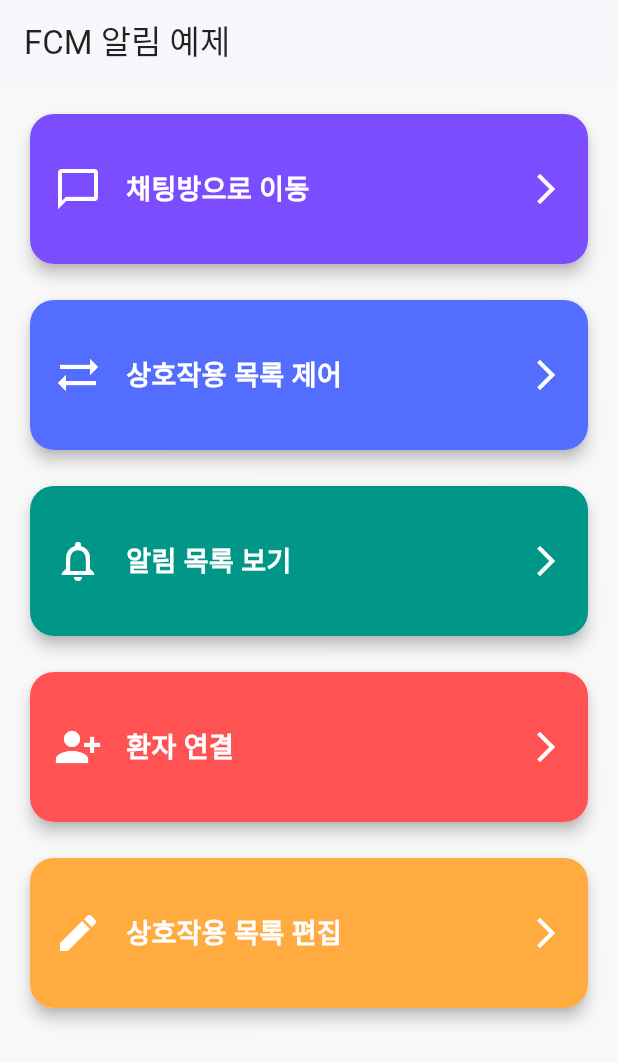
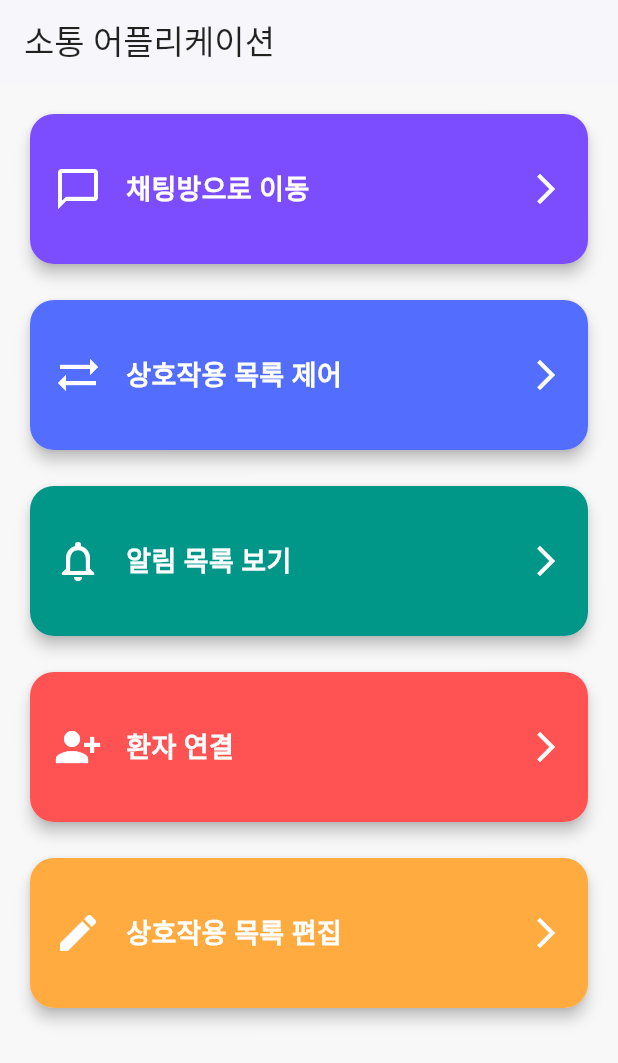
Before and after one commit to ATOSCD/MobileApp, a Flutter app: the screen it shows after launch, on a phone screen of 412 x 824 dp. Shown: the top 1063 px of the screen. Run offline on Flutter 3.47's test engine with Material 3 defaults, Android fonts, the phone set to English and light mode, and no system bars; our stand-ins replace dio, firebase_core, firebase_messaging, flutter_local_notifications, vibration; accounts and stored records are empty; network calls fail.

Commit message:
긴급호출 진동 추가

```diff
--- a/armobile/lib/main.dart
+++ b/armobile/lib/main.dart
@@ -10,6 +10,7 @@
 import 'server.dart';
 import 'user_id.dart';
 import 'edit_category.dart';
+import 'package:vibration/vibration.dart';
 
 // 로컬 알림 플러그인 인스턴스
 final FlutterLocalNotificationsPlugin flutterLocalNotificationsPlugin =
@@ -39,7 +40,7 @@
   Widget build(BuildContext context) {
     return MaterialApp(
       debugShowCheckedModeBanner: false,
-      title: 'FCM 알림 예제',
+      title: '소통 어플리케이션',
       theme: ThemeData(
         primarySwatch: Colors.blue,
         useMaterial3: true
@@ -136,6 +137,10 @@
     AndroidNotification? android = message.notification?.android;
 
     if (notification != null && android != null) {
+      // 제목이 "⚠️⚠️⚠️"인 경우에만 진동
+      if (notification.title == "⚠️⚠️⚠️") {
+        Vibration.vibrate(pattern: [500, 1000, 500, 2000]);
+      }
       flutterLocalNotificationsPlugin.show(
         notification.hashCode,
         notification.title,
@@ -164,7 +169,7 @@
   Widget build(BuildContext context) {
     return Scaffold(
       appBar: AppBar(
-        title: const Text('FCM 알림 예제'),
+        title: const Text('소통 어플리케이션'),
         backgroundColor: Colors.white,
         foregroundColor: Colors.black87,
         elevation: 1,
--- a/armobile/pubspec.yaml
+++ b/armobile/pubspec.yaml
@@ -39,6 +39,7 @@
   firebase_core:
   firebase_messaging:
   flutter_local_notifications:
+  vibration:
 
 dev_dependencies:
   flutter_test:
```
Also changed, not shown: armobile/pubspec.lock.
